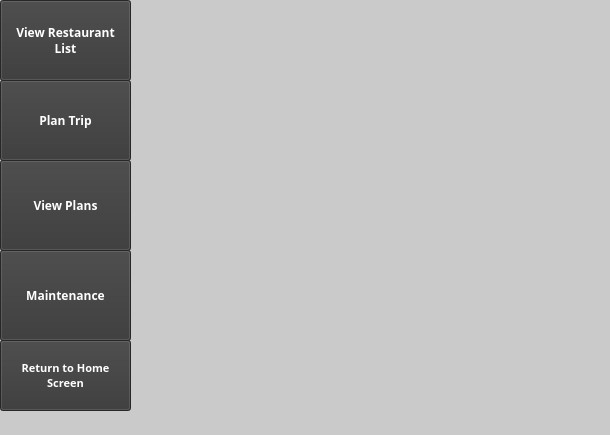
annaali1/CS1DProject1, file FastFoodFinder/mainwindow.ui: the form before one commit.
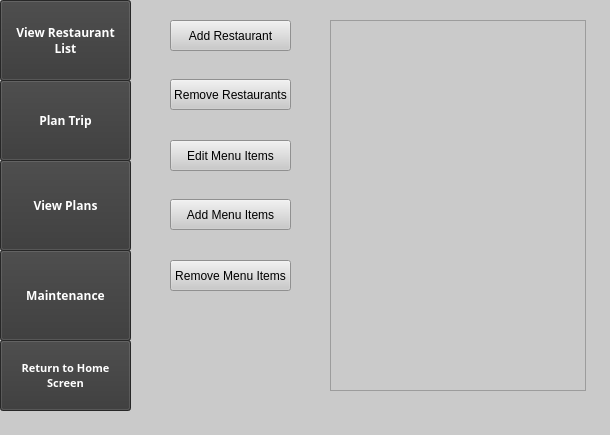
The form after the commit. The open tabs and pages were chosen to show the change.

Commit message: Add/remove restaurants hotfix

Patch:
```diff
--- a/FastFoodFinder/mainwindow.ui
+++ b/FastFoodFinder/mainwindow.ui
@@ -563,7 +563,7 @@
        <string>Restaurants In Plan</string>
       </property>
      </widget>
-     <widget class="QPushButton" name="AddRestButton">
+     <widget class="QPushButton" name="AddRestPlanButton">
       <property name="geometry">
        <rect>
         <x>10</x>
@@ -576,7 +576,7 @@
        <string>Add Restaurant</string>
       </property>
      </widget>
-     <widget class="QPushButton" name="removeRestaurantButton">
+     <widget class="QPushButton" name="removeRestaurantPlanButton">
       <property name="geometry">
        <rect>
         <x>250</x>
@@ -587,7 +587,8 @@
       </property>
       <property name="text">
        <string>Remove
-Restaurant</string>
+Restaurant
+From Plan</string>
       </property>
      </widget>
      <widget class="QPushButton" name="editMenuItemButton">
@@ -655,7 +656,83 @@
       </property>
      </widget>
     </widget>
-    <widget class="QWidget" name="maintanencePage"/>
+    <widget class="QWidget" name="maintanencePage">
+     <widget class="QListWidget" name="maintenance_listWidget">
+      <property name="geometry">
+       <rect>
+        <x>200</x>
+        <y>20</y>
+        <width>256</width>
+        <height>371</height>
+       </rect>
+      </property>
+     </widget>
+     <widget class="QPushButton" name="AddRestButton">
+      <property name="geometry">
+       <rect>
+        <x>40</x>
+        <y>20</y>
+        <width>121</width>
+        <height>31</height>
+       </rect>
+      </property>
+      <property name="text">
+       <string>Add Restaurant</string>
+      </property>
+     </widget>
+     <widget class="QPushButton" name="removeRestaurantButton">
+      <property name="geometry">
+       <rect>
+        <x>40</x>
+        <y>79</y>
+        <width>121</width>
+        <height>31</height>
+       </rect>
+      </property>
+      <property name="text">
+       <string>Remove Restaurants</string>
+      </property>
+     </widget>
+     <widget class="QPushButton" name="pushButton_3">
+      <property name="geometry">
+       <rect>
+        <x>40</x>
+        <y>140</y>
+        <width>121</width>
+        <height>31</height>
+       </rect>
+      </property>
+      <property name="text">
+       <string>Edit Menu Items</string>
+      </property>
+     </widget>
+     <widget class="QPushButton" name="pushButton_4">
+      <property name="geometry">
+       <rect>
+        <x>40</x>
+        <y>199</y>
+        <width>121</width>
+        <height>31</height>
+       </rect>
+      </property>
+      <property name="text">
+       <string>Add Menu Items</string>
+      </property>
+     </widget>
+     <widget class="QPushButton" name="pushButton_5">
+      <property name="geometry">
+       <rect>
+        <x>40</x>
+        <y>260</y>
+        <width>121</width>
+        <height>31</height>
+       </rect>
+      </property>
+      <property name="text">
+       <string>Remove Menu Items</string>
+      </property>
+     </widget>
+    </widget>
     <widget class="QWidget" name="addRestaurantPage"/>
     <widget class="QWidget" name="removeRestaurantPage">
      <widget class="QLabel" name="label_RemovePrompt">
```
Left out of the diff: 44 changed lines with no effect on the pictures. The commit also changes 4 other files.
